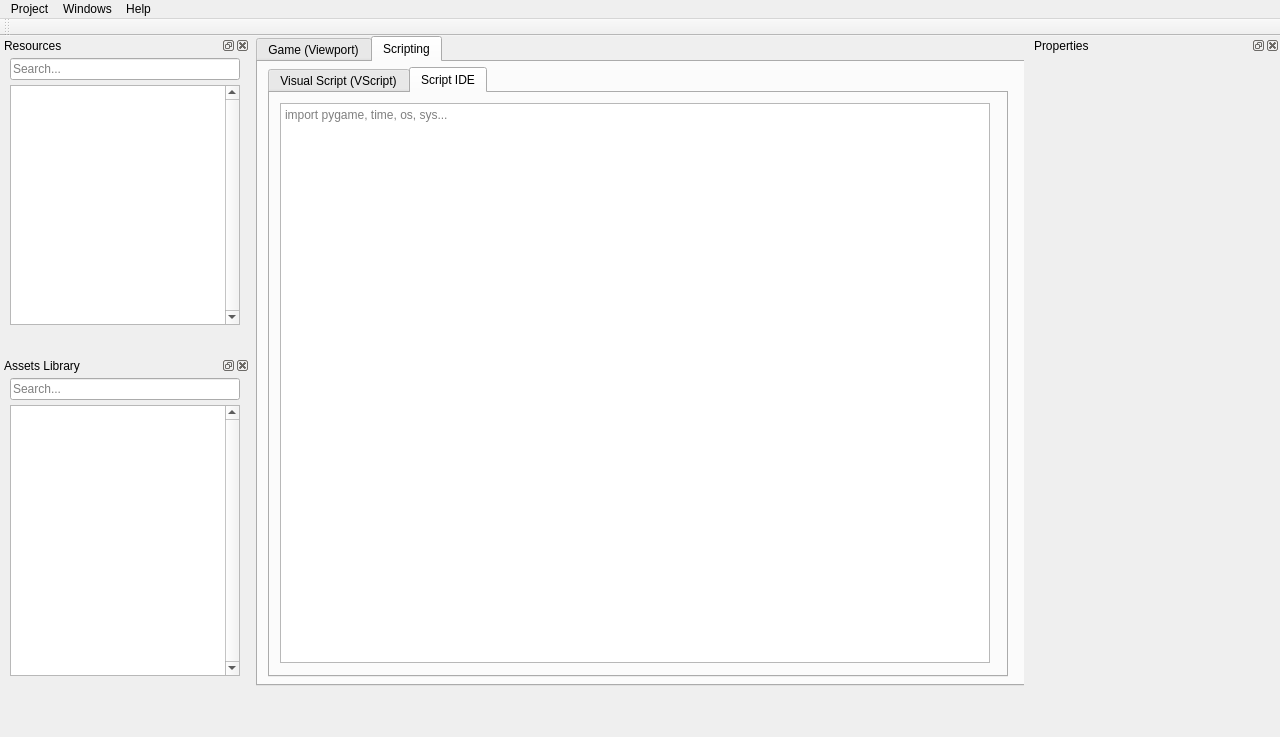
First picture: the form in Pyglet Engine/untitled.ui, repository RedEgs/Cats-Citrus-Attack-TD, before the edit.
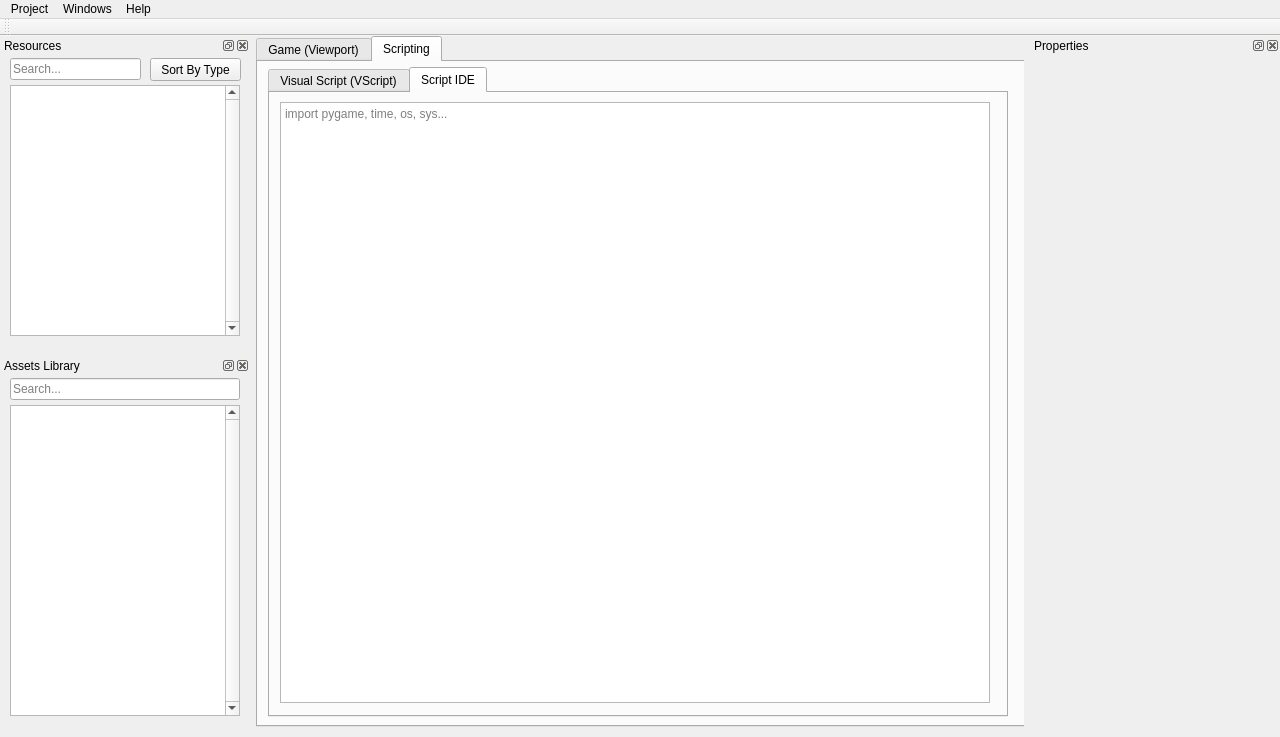
Second picture: the form after the edit.

The edit to the form file:
```diff
--- a/Pyglet Engine/untitled.ui
+++ b/Pyglet Engine/untitled.ui
@@ -26,7 +26,7 @@
       <x>0</x>
       <y>0</y>
       <width>770</width>
-      <height>650</height>
+      <height>691</height>
      </rect>
     </property>
     <property name="currentIndex">
@@ -47,7 +47,7 @@
         <x>10</x>
         <y>5</y>
         <width>740</width>
-        <height>610</height>
+        <height>650</height>
        </rect>
       </property>
       <property name="tabPosition">
@@ -88,9 +88,9 @@
         <property name="geometry">
          <rect>
           <x>10</x>
-          <y>10</y>
+          <y>9</y>
           <width>710</width>
-          <height>560</height>
+          <height>601</height>
          </rect>
         </property>
         <property name="frameShape">
@@ -169,13 +169,13 @@
     <property name="autoFillBackground">
      <bool>false</bool>
     </property>
-    <widget class="QTreeView" name="resources_tree">
+    <widget class="QTreeWidget" name="resources_tree">
      <property name="geometry">
       <rect>
        <x>10</x>
        <y>30</y>
        <width>230</width>
-       <height>240</height>
+       <height>251</height>
       </rect>
      </property>
      <property name="sizePolicy">
@@ -199,16 +199,24 @@
      <property name="allColumnsShowFocus">
       <bool>false</bool>
      </property>
+     <property name="columnCount">
+      <number>1</number>
+     </property>
      <attribute name="headerVisible">
-      <bool>true</bool>
+      <bool>false</bool>
      </attribute>
+     <column>
+      <property name="text">
+       <string notr="true">1</string>
+      </property>
+     </column>
     </widget>
     <widget class="QLineEdit" name="resource_search_bar">
      <property name="geometry">
       <rect>
        <x>10</x>
        <y>3</y>
-       <width>230</width>
+       <width>131</width>
        <height>22</height>
       </rect>
      </property>
@@ -219,6 +227,19 @@
       <bool>true</bool>
      </property>
     </widget>
+    <widget class="QPushButton" name="pushButton">
+     <property name="geometry">
+      <rect>
+       <x>150</x>
+       <y>3</y>
+       <width>91</width>
+       <height>23</height>
+      </rect>
+     </property>
+     <property name="text">
+      <string>Sort By Type</string>
+     </property>
+    </widget>
    </widget>
   </widget>
   <widget class="QDockWidget" name="assets_library_dock">
@@ -262,7 +283,7 @@
        <x>10</x>
        <y>30</y>
        <width>230</width>
-       <height>271</height>
+       <height>311</height>
       </rect>
      </property>
      <property name="verticalScrollBarPolicy">
```
Left out of the diff: 2 changed lines with no effect on the pictures.
